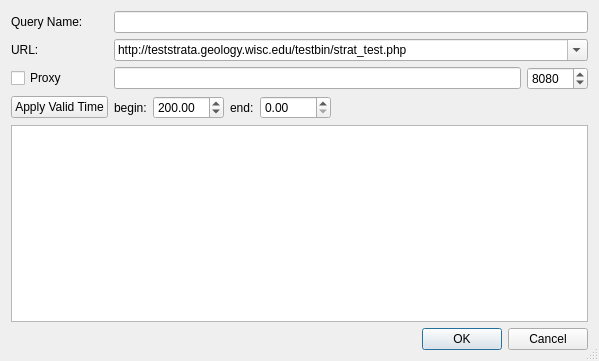
First picture: the form in src/qt-widgets/ConnectWFSDialogUi.ui, repository GPlates/GPlates, before the edit.
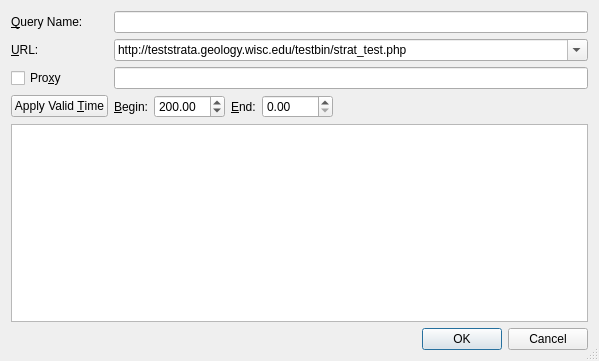
Second picture: the form after the edit.

What changed in the file:
```diff
--- a/src/qt-widgets/ConnectWFSDialogUi.ui
+++ b/src/qt-widgets/ConnectWFSDialogUi.ui
@@ -37,22 +37,15 @@
      <item>
       <widget class="QLineEdit" name="lineEdit_proxy"/>
      </item>
-     <item>
-      <widget class="QSpinBox" name="spinBox_proxy_port">
-       <property name="maximum">
-        <number>65535</number>
-       </property>
-       <property name="value">
-        <number>8080</number>
-       </property>
-      </widget>
-     </item>
     </layout>
    </item>
    <item row="1" column="0">
     <widget class="QLabel" name="label_2">
      <property name="text">
-      <string>Query Name:</string>
+      <string>&amp;Query Name:</string>
+     </property>
+     <property name="buddy">
+      <cstring>lineEdit_name</cstring>
      </property>
     </widget>
    </item>
@@ -62,7 +55,7 @@
    <item row="6" column="0">
     <widget class="QCheckBox" name="checkBox_proxy">
      <property name="text">
-      <string>Proxy</string>
+      <string>Pro&amp;xy</string>
      </property>
     </widget>
    </item>
@@ -96,14 +89,17 @@
    <item row="4" column="0">
     <widget class="QLabel" name="label_4">
      <property name="text">
-      <string>URL:</string>
+      <string>&amp;URL:</string>
+     </property>
+     <property name="buddy">
+      <cstring>comboBox_url</cstring>
      </property>
     </widget>
    </item>
    <item row="9" column="0">
     <widget class="QPushButton" name="pushButton_apply">
      <property name="text">
-      <string>Apply Valid Time</string>
+      <string>Apply Valid &amp;Time</string>
      </property>
     </widget>
    </item>
@@ -119,7 +115,10 @@
      <item>
       <widget class="QLabel" name="label_6">
        <property name="text">
-        <string>begin:</string>
+        <string>&amp;Begin:</string>
+       </property>
+       <property name="buddy">
+        <cstring>spinbox_begin</cstring>
        </property>
       </widget>
      </item>
@@ -136,7 +135,10 @@
      <item>
       <widget class="QLabel" name="label_5">
        <property name="text">
-        <string>end:</string>
+        <string>&amp;End:</string>
+       </property>
+       <property name="buddy">
+        <cstring>spinbox_end</cstring>
        </property>
       </widget>
      </item>
```
